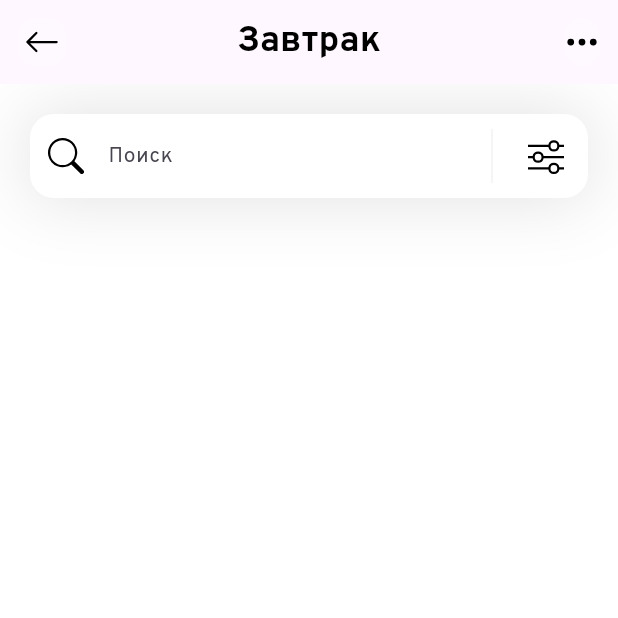
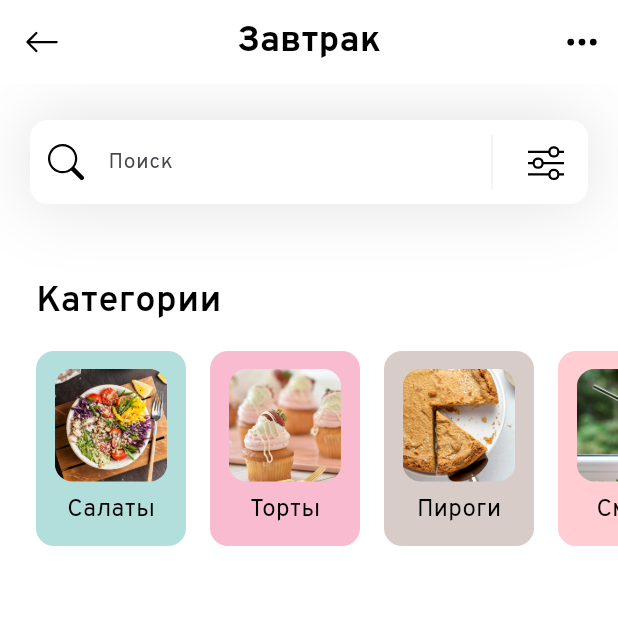
Before and after one commit to synzr/fitness_app, a Flutter app: the screen it shows after launch, on a phone screen of 412 x 824 dp, the top half of it. Run offline on Flutter 3.47's test engine with Material 3 defaults, Android fonts, the light colour scheme and no system bars; our stand-ins replace flutter_svg.

Commit message:
feat(pages/home): category section

```diff
--- /dev/null
+++ b/lib/models/category.dart
@@ -0,0 +1,38 @@
+import 'package:flutter/material.dart';
+
+class Category {
+  String title;
+  String image;
+  Color backgroundColor;
+
+  Category({
+    required this.title,
+    required this.image,
+    required this.backgroundColor,
+  });
+
+  static List<Category> getCategories() {
+    return [
+      Category(
+        title: "Салаты",
+        image: "assets/images/salad.jpg",
+        backgroundColor: Colors.teal.shade100,
+      ),
+      Category(
+        title: "Торты",
+        image: "assets/images/cake.jpg",
+        backgroundColor: Colors.pink.shade100,
+      ),
+      Category(
+        title: "Пироги",
+        image: "assets/images/pie.jpg",
+        backgroundColor: Colors.brown.shade100,
+      ),
+      Category(
+        title: "Смузи",
+        image: "assets/images/smoothie.jpg",
+        backgroundColor: Colors.red.shade100,
+      )
+    ];
+  }
+}
--- a/lib/pages/home.dart
+++ b/lib/pages/home.dart
@@ -1,21 +1,105 @@
+import 'package:fitness_app/models/category.dart';
 import 'package:flutter/material.dart';
 import 'package:flutter_svg/svg.dart';
 
-class HomePage extends StatelessWidget {
+class HomePage extends StatefulWidget {
   const HomePage({super.key});
+
+  @override
+  State<HomePage> createState() => _HomePageState();
+}
+
+class _HomePageState extends State<HomePage> {
+  static const double RADIUS = 12.0;
+
+  List<Category> categories = [];
+
+  @override
+  void initState() {
+    _getCategories();
+  }
 
   @override
   Widget build(BuildContext context) {
     return Scaffold(
-      appBar: createAppBar(),
+      appBar: _createAppBar(),
       backgroundColor: Colors.white,
-      body: Column(children: [createSearchBar()]),
+      body: Column(
+        crossAxisAlignment: CrossAxisAlignment.start,
+        children: [
+          _createSearchBar(),
+          _createSectionTitle('Категории'),
+          _createCategorySection(),
+        ],
+      ),
     );
   }
 
-  Container createSearchBar() {
+  SizedBox _createCategorySection() {
+    return SizedBox(
+      height: 130,
+      child: ListView.builder(
+        scrollDirection: Axis.horizontal,
+        itemCount: categories.length,
+        itemBuilder: _categoryItemBuilder,
+      ),
+    );
+  }
+
+  Widget? _categoryItemBuilder(context, index) {
+    final category = categories[index];
+
+    // NOTE: я не хочу использовать ListView.seperated
+    var padding = const EdgeInsets.symmetric(horizontal: 8.0);
+    if (index == 0) {
+      padding = const EdgeInsets.only(left: 24.0, right: 8.0);
+    }
+    if (index == categories.length - 1) {
+      padding = const EdgeInsets.only(left: 8.0, right: 24.0);
+    }
+
+    return Padding(
+      padding: padding,
+      child: Container(
+        width: 100,
+        decoration: BoxDecoration(
+          color: category.backgroundColor,
+          borderRadius: BorderRadius.circular(RADIUS),
+        ),
+        padding: EdgeInsets.symmetric(vertical: 12.0),
+        child: Column(
+          mainAxisAlignment: MainAxisAlignment.spaceBetween,
+          children: [
+            SizedBox(
+              width: 75,
+              height: 75,
+              child: ClipRRect(
+                borderRadius: BorderRadius.circular(RADIUS),
+                child: Image.asset(category.image),
+              ),
+            ),
+            Text(
+              category.title,
+              style: TextStyle(color: Colors.black, fontSize: 16),
+            ),
+          ],
+        ),
+      ),
+    );
+  }
+
+  Padding _createSectionTitle(String title) {
+    return Padding(
+      padding: const EdgeInsets.only(left: 24, top: 24, bottom: 16),
+      child: Column(
+        children: [Text(title, style: _getHeaderTextStyle(FontWeight.w600))],
+      ),
+    );
+  }
+
+  Container _createSearchBar() {
     return Container(
-      margin: EdgeInsets.only(top: 20, left: 20, right: 20),
+      margin: EdgeInsets.only(top: 24, left: 20, right: 20, bottom: 24),
       decoration: BoxDecoration(
         boxShadow: [
           BoxShadow(
@@ -31,9 +115,7 @@ class HomePage extends StatelessWidget {
           fillColor: Colors.white,
           contentPadding: EdgeInsets.all(16),
           hintText: 'Поиск',
-          hintStyle: TextStyle(
-            fontSize: 14,
-          ),
+          hintStyle: TextStyle(fontSize: 14),
           prefixIcon: Padding(
             padding: const EdgeInsets.all(12.0),
             child: SvgPicture.asset('assets/icons/search.svg'),
@@ -59,11 +141,11 @@ class HomePage extends StatelessWidget {
                     ),
                   ),
                 ],
-              )
+              ),
             ),
           ),
           border: OutlineInputBorder(
-            borderRadius: BorderRadius.circular(16),
+            borderRadius: BorderRadius.circular(RADIUS),
             borderSide: BorderSide.none,
           ),
         ),
@@ -71,16 +153,10 @@ class HomePage extends StatelessWidget {
     );
   }
 
-  AppBar createAppBar() {
+  AppBar _createAppBar() {
     return AppBar(
-      title: Text(
-        'Завтрак',
-        style: TextStyle(
-          color: Colors.black,
-          fontSize: 24,
-          fontWeight: FontWeight.bold,
-        ),
-      ),
+      title: Text('Завтрак', style: _getHeaderTextStyle(FontWeight.bold)),
+      backgroundColor: Colors.white,
       centerTitle: true,
       leading: GestureDetector(
         onTap: () {},
@@ -89,7 +165,7 @@ class HomePage extends StatelessWidget {
           alignment: Alignment.center,
           decoration: BoxDecoration(
             color: Colors.white10,
-            borderRadius: BorderRadius.circular(12),
+            borderRadius: BorderRadius.circular(RADIUS),
           ),
           child: SvgPicture.asset(
             'assets/icons/arrow-left.svg',
@@ -106,7 +182,7 @@ class HomePage extends StatelessWidget {
             alignment: Alignment.center,
             decoration: BoxDecoration(
               color: Colors.white10,
-              borderRadius: BorderRadius.circular(12),
+              borderRadius: BorderRadius.circular(RADIUS),
             ),
             child: SvgPicture.asset(
               'assets/icons/three-dots.svg',
@@ -118,4 +194,12 @@ class HomePage extends StatelessWidget {
       ],
     );
   }
+
+  TextStyle _getHeaderTextStyle(FontWeight fontWeight) {
+    return TextStyle(color: Colors.black, fontSize: 24, fontWeight: fontWeight);
+  }
+
+  void _getCategories() {
+    categories = Category.getCategories();
+  }
 }
--- a/pubspec.yaml
+++ b/pubspec.yaml
@@ -62,6 +62,7 @@ flutter:
   # To add assets to your application, add an assets section, like this:
   assets:
     - assets/icons/
+    - assets/images/
   #   - images/a_dot_ham.jpeg
 
   # An image asset can refer to one or more resolution-specific "variants", see
```
Also changed, not shown: assets/images/cake.jpg (added), assets/images/pie.jpg (added), assets/images/salad.jpg (added), assets/images/smoothie.jpg (added).
